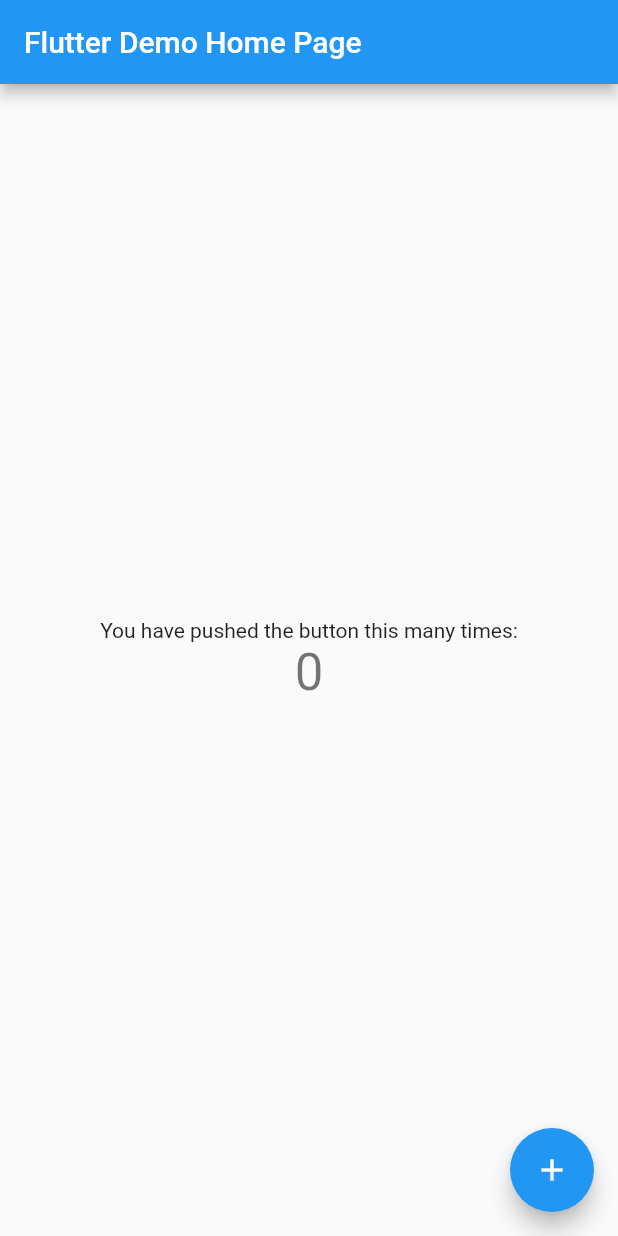
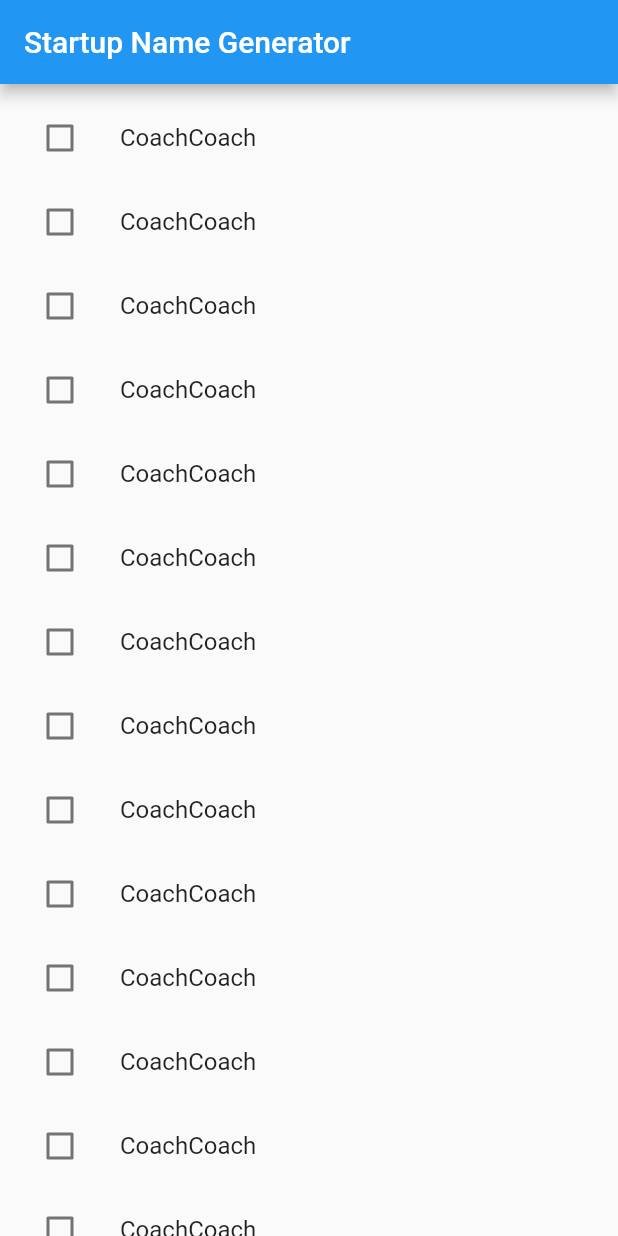
Before and after one commit to maximzavadskiy/startup-name-generator, a Flutter app: the screen it shows after launch, on a phone screen of 412 x 824 dp. Run offline on Flutter 3.47's test engine with Material 2 defaults, Android fonts, the phone set to English and light mode, and no system bars.

Commit message:
Print selectable startup names. TODO: don't change the startup names on selection

```diff
--- a/lib/main.dart
+++ b/lib/main.dart
@@ -1,11 +1,13 @@
+import 'dart:math';
+
 import 'package:flutter/material.dart';
 
 void main() {
-  runApp(const MyApp());
+  runApp(const App());
 }
 
-class MyApp extends StatelessWidget {
-  const MyApp({super.key});
+class App extends StatelessWidget {
+  const App({super.key});
 
   // This widget is the root of your application.
   @override
@@ -24,13 +26,13 @@ class MyApp extends StatelessWidget {
         // is not restarted.
         primarySwatch: Colors.blue,
       ),
-      home: const MyHomePage(title: 'Flutter Demo Home Page'),
+      home: const StartupNameList(title: 'Startup Name Generator'),
     );
   }
 }
 
-class MyHomePage extends StatefulWidget {
-  const MyHomePage({super.key, required this.title});
+class StartupNameList extends StatefulWidget {
+  const StartupNameList({super.key, required this.title});
 
   // This widget is the home page of your application. It is stateful, meaning
   // that it has a State object (defined below) that contains fields that affect
@@ -44,22 +46,11 @@ class MyHomePage extends StatefulWidget {
   final String title;
 
   @override
-  State<MyHomePage> createState() => _MyHomePageState();
+  State<StartupNameList> createState() => _StartupNameListState();
 }
 
-class _MyHomePageState extends State<MyHomePage> {
-  int _counter = 0;
-
-  void _incrementCounter() {
-    setState(() {
-      // This call to setState tells the Flutter framework that something has
-      // changed in this State, which causes it to rerun the build method below
-      // so that the display can reflect the updated values. If we changed
-      // _counter without calling setState(), then the build method would not be
-      // called again, and so nothing would appear to happen.
-      _counter++;
-    });
-  }
+class _StartupNameListState extends State<StartupNameList> {
+  Map<int, bool> namesSelected = {};
 
   @override
   Widget build(BuildContext context) {
@@ -75,41 +66,27 @@ class _MyHomePageState extends State<MyHomePage> {
           // the App.build method, and use it to set our appbar title.
           title: Text(widget.title),
         ),
-      body: Center(
-        // Center is a layout widget. It takes a single child and positions it
-        // in the middle of the parent.
-        child: Column(
-          // Column is also a layout widget. It takes a list of children and
-          // arranges them vertically. By default, it sizes itself to fit its
-          // children horizontally, and tries to be as tall as its parent.
-          //
-          // Invoke "debug painting" (press "p" in the console, choose the
-          // "Toggle Debug Paint" action from the Flutter Inspector in Android
-          // Studio, or the "Toggle Debug Paint" command in Visual Studio Code)
-          // to see the wireframe for each widget.
-          //
-          // Column has various properties to control how it sizes itself and
-          // how it positions its children. Here we use mainAxisAlignment to
-          // center the children vertically; the main axis here is the vertical
-          // axis because Columns are vertical (the cross axis would be
-          // horizontal).
-          mainAxisAlignment: MainAxisAlignment.center,
-          children: <Widget>[
-            const Text(
-              'You have pushed the button this many times:',
-            ),
-            Text(
-              '$_counter',
-              style: Theme.of(context).textTheme.headline4,
-            ),
+        body: Scrollbar(
+          child: ListView(
+            restorationId: 'list_view',
+            padding: const EdgeInsets.symmetric(vertical: 8),
+            children: [
+              for (int index = 1; index < 21; index++)
+                ListTile(
+                    leading: Checkbox(
+                    value:  namesSelected[index] ?? false,
+                    onChanged: (bool? value) {
+                      setState(() {
+                          namesSelected[index]  = value ?? false;
+                      });
+                    }),
+                    title: Text(nextRandStartupName())),
             ],
           ),
-      ),
-      floatingActionButton: FloatingActionButton(
-        onPressed: _incrementCounter,
-        tooltip: 'Increment',
-        child: const Icon(Icons.add),
-      ), // This trailing comma makes auto-formatting nicer for build methods.
-    );
+        ));
   }
 }
+
+const wordParts = ['Coach', 'Tent', 'Obstacle', 'Teddy', 'Flora'];
+String nextRandWord() => wordParts[Random().nextInt(wordParts.length)];
+String nextRandStartupName() => nextRandWord() + nextRandWord();
```
Also changed, not shown: 1 other file. Lines whose indentation alone changed are shown as unchanged.
